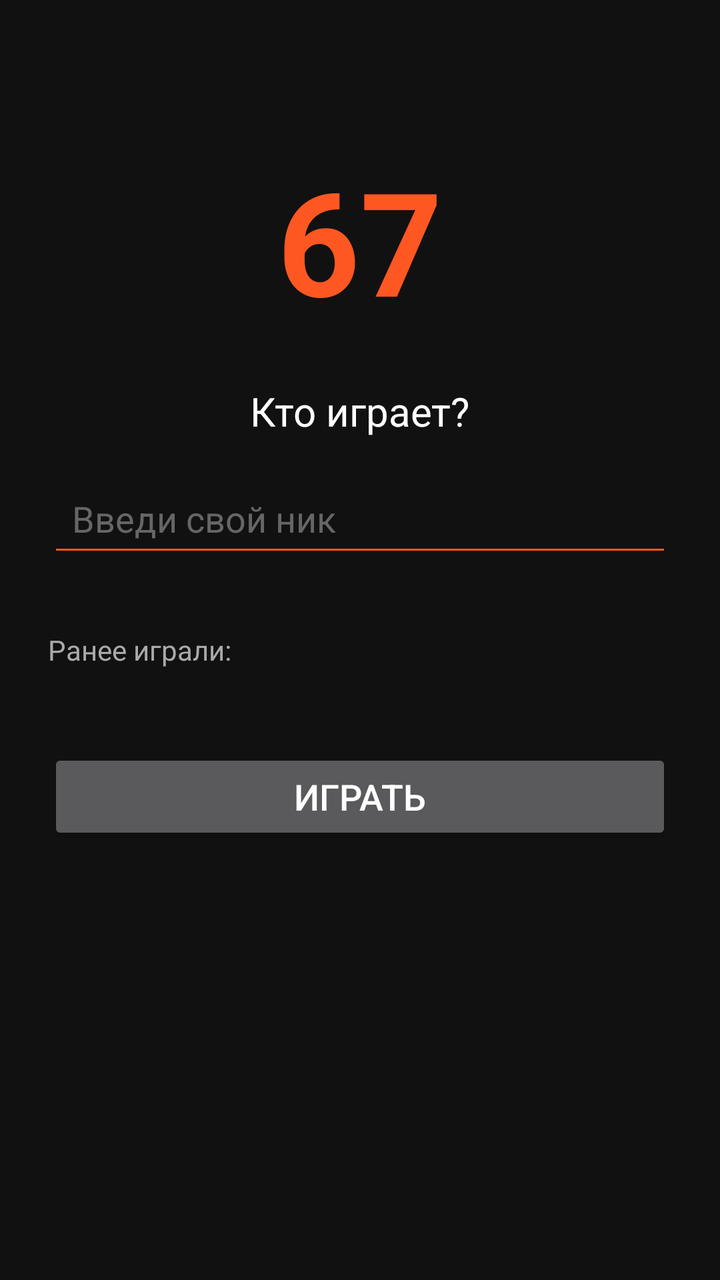
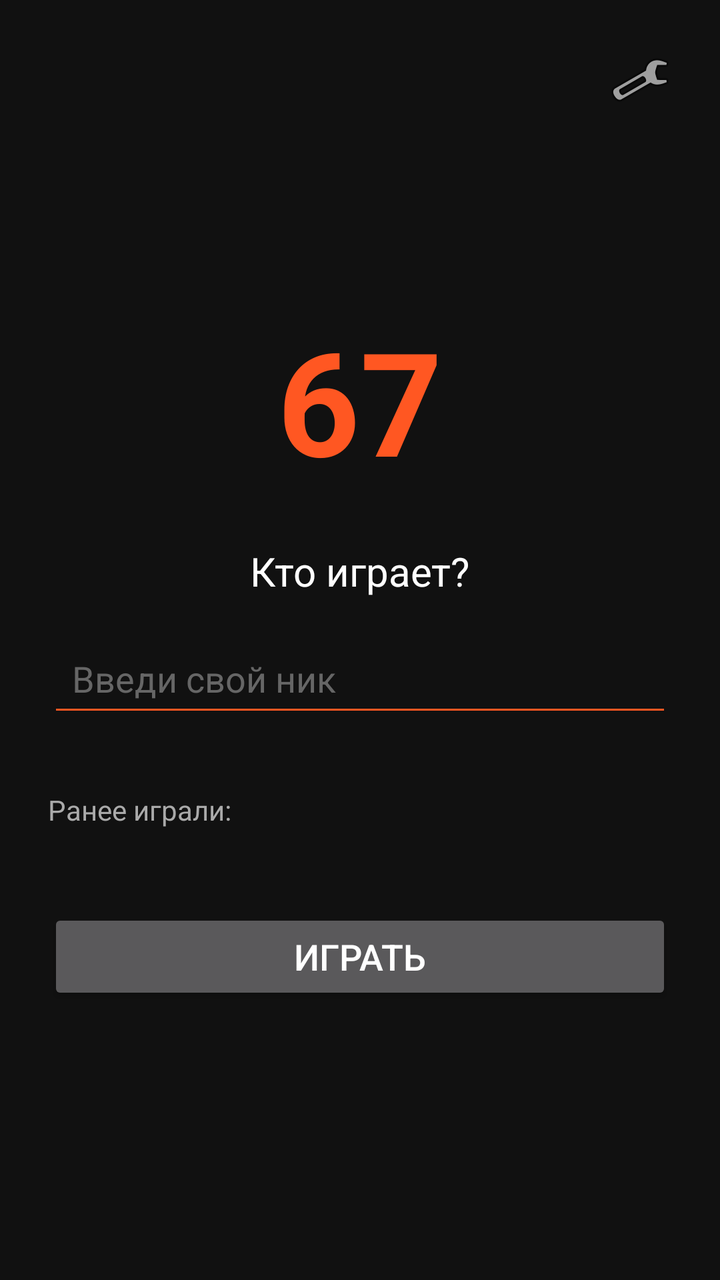

Compare the two renders of this Android layout. The source of the first and the diff that turns it into the second are given below.
<!-- AndroidManifest.xml: application theme Theme.Game67 -->
<!-- res/layout/activity_nickname.xml -->
<?xml version="1.0" encoding="utf-8"?>
<ScrollView xmlns:android="http://schemas.android.com/apk/res/android"
    android:id="@+id/nicknameRoot"
    android:layout_width="match_parent"
    android:layout_height="match_parent"
    android:background="#111111">

    <LinearLayout
        android:layout_width="match_parent"
        android:layout_height="wrap_content"
        android:orientation="vertical"
        android:gravity="center"
        android:padding="24dp"
        android:layout_marginTop="48dp">

        <TextView
            android:layout_width="wrap_content"
            android:layout_height="wrap_content"
            android:text="67"
            android:textSize="72sp"
            android:textColor="#FF5722"
            android:textStyle="bold" />

        <TextView
            android:layout_width="wrap_content"
            android:layout_height="wrap_content"
            android:text="Кто играет?"
            android:textSize="20sp"
            android:textColor="#FFFFFF"
            android:layout_marginTop="24dp" />

        <EditText
            android:id="@+id/etNickname"
            android:layout_width="match_parent"
            android:layout_height="wrap_content"
            android:hint="Введи свой ник"
            android:textColorHint="#666666"
            android:textColor="#FFFFFF"
            android:textSize="18sp"
            android:inputType="textPersonName"
            android:maxLength="20"
            android:singleLine="true"
            android:layout_marginTop="16dp"
            android:padding="12dp"
            android:backgroundTint="#FF5722" />

        <TextView
            android:layout_width="wrap_content"
            android:layout_height="wrap_content"
            android:text="Ранее играли:"
            android:textSize="14sp"
            android:textColor="#AAAAAA"
            android:layout_marginTop="32dp"
            android:layout_gravity="start" />

        <LinearLayout
            android:id="@+id/llHistory"
            android:layout_width="match_parent"
            android:layout_height="wrap_content"
            android:orientation="vertical"
            android:layout_marginTop="8dp" />

        <Button
            android:id="@+id/btnPlay"
            android:layout_width="match_parent"
            android:layout_height="wrap_content"
            android:text="Играть"
            android:textSize="18sp"
            android:layout_marginTop="32dp" />

    </LinearLayout>
</ScrollView>
<!-- resources referenced by this layout -->
<resources>
  <style name="Theme.Game67" parent="Theme.AppCompat.NoActionBar">
          <item name="android:windowBackground">@color/dark_background</item>
          <item name="android:textColorPrimary">@color/dark_text_primary</item>
      </style>
  <color name="dark_background">#111111</color>
  <color name="dark_text_primary">#FFFFFF</color>
</resources>

<!-- the commit's change to res/layout/activity_nickname.xml (unified diff, before → after) -->
@@ -1,72 +1,90 @@
 <?xml version="1.0" encoding="utf-8"?>
-<ScrollView xmlns:android="http://schemas.android.com/apk/res/android"
+<RelativeLayout xmlns:android="http://schemas.android.com/apk/res/android"
     android:id="@+id/nicknameRoot"
     android:layout_width="match_parent"
     android:layout_height="match_parent"
     android:background="#111111">
 
-    <LinearLayout
+    <ImageButton
+        android:id="@+id/btnSettings"
+        android:layout_width="48dp"
+        android:layout_height="48dp"
+        android:layout_alignParentTop="true"
+        android:layout_alignParentEnd="true"
+        android:layout_margin="16dp"
+        android:background="?android:attr/selectableItemBackgroundBorderless"
+        android:src="@android:drawable/ic_menu_manage"
+        android:contentDescription="@string/settings" />
+
+    <ScrollView
         android:layout_width="match_parent"
-        android:layout_height="wrap_content"
-        android:orientation="vertical"
-        android:gravity="center"
-        android:padding="24dp"
-        android:layout_marginTop="48dp">
-
-        <TextView
-            android:layout_width="wrap_content"
-            android:layout_height="wrap_content"
-            android:text="67"
-            android:textSize="72sp"
-            android:textColor="#FF5722"
-            android:textStyle="bold" />
-
-        <TextView
-            android:layout_width="wrap_content"
-            android:layout_height="wrap_content"
-            android:text="Кто играет?"
-            android:textSize="20sp"
-            android:textColor="#FFFFFF"
-            android:layout_marginTop="24dp" />
-
-        <EditText
-            android:id="@+id/etNickname"
-            android:layout_width="match_parent"
-            android:layout_height="wrap_content"
-            android:hint="Введи свой ник"
-            android:textColorHint="#666666"
-            android:textColor="#FFFFFF"
-            android:textSize="18sp"
-            android:inputType="textPersonName"
-            android:maxLength="20"
-            android:singleLine="true"
-            android:layout_marginTop="16dp"
-            android:padding="12dp"
-            android:backgroundTint="#FF5722" />
-
-        <TextView
-            android:layout_width="wrap_content"
-            android:layout_height="wrap_content"
-            android:text="Ранее играли:"
-            android:textSize="14sp"
-            android:textColor="#AAAAAA"
-            android:layout_marginTop="32dp"
-            android:layout_gravity="start" />
+        android:layout_height="match_parent"
+        android:layout_below="@id/btnSettings">
 
         <LinearLayout
-            android:id="@+id/llHistory"
             android:layout_width="match_parent"
             android:layout_height="wrap_content"
             android:orientation="vertical"
-            android:layout_marginTop="8dp" />
+            android:gravity="center"
+            android:padding="24dp"
+            android:layout_marginTop="48dp">
 
-        <Button
-            android:id="@+id/btnPlay"
-            android:layout_width="match_parent"
-            android:layout_height="wrap_content"
-            android:text="Играть"
-            android:textSize="18sp"
-            android:layout_marginTop="32dp" />
+            <TextView
+                android:layout_width="wrap_content"
+                android:layout_height="wrap_content"
+                android:text="67"
+                android:textSize="72sp"
+                android:textColor="#FF5722"
+                android:textStyle="bold" />
 
-    </LinearLayout>
-</ScrollView>
+            <TextView
+                android:layout_width="wrap_content"
+                android:layout_height="wrap_content"
+                android:text="Кто играет?"
+                android:textSize="20sp"
+                android:textColor="#FFFFFF"
+                android:layout_marginTop="24dp" />
+
+            <EditText
+                android:id="@+id/etNickname"
+                android:layout_width="match_parent"
+                android:layout_height="wrap_content"
+                android:hint="Введи свой ник"
+                android:textColorHint="#666666"
+                android:textColor="#FFFFFF"
+                android:textSize="18sp"
+                android:inputType="textPersonName"
+                android:maxLength="20"
+                android:singleLine="true"
+                android:layout_marginTop="16dp"
+                android:padding="12dp"
+                android:backgroundTint="#FF5722" />
+
+            <TextView
+                android:layout_width="wrap_content"
+                android:layout_height="wrap_content"
+                android:text="Ранее играли:"
+                android:textSize="14sp"
+                android:textColor="#AAAAAA"
+                android:layout_marginTop="32dp"
+                android:layout_gravity="start" />
+
+            <LinearLayout
+                android:id="@+id/llHistory"
+                android:layout_width="match_parent"
+                android:layout_height="wrap_content"
+                android:orientation="vertical"
+                android:layout_marginTop="8dp" />
+
+            <Button
+                android:id="@+id/btnPlay"
+                android:layout_width="match_parent"
+                android:layout_height="wrap_content"
+                android:text="Играть"
+                android:textSize="18sp"
+                android:layout_marginTop="32dp" />
+
+        </LinearLayout>
+    </ScrollView>
+
+</RelativeLayout>
<!-- resource entries referenced after the edit -->
@@ -1,5 +1,6 @@
 <!-- resources referenced by this layout -->
 <resources>
+  <string name="settings">Настройки</string>
   <style name="Theme.Game67" parent="Theme.AppCompat.NoActionBar">
           <item name="android:windowBackground">@color/dark_background</item>
           <item name="android:textColorPrimary">@color/dark_text_primary</item>
